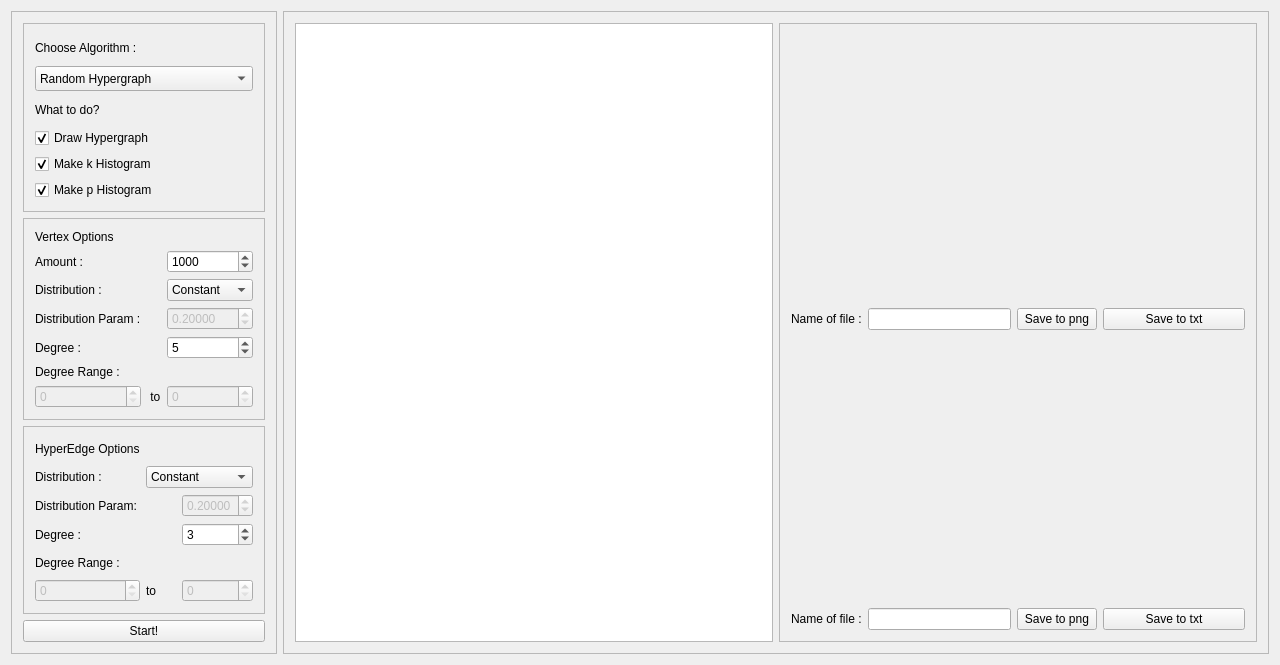
The window that mainwindow.ui (kwarkGorny/PracaInzynierska) describes before a commit, drawn with Qt 5.
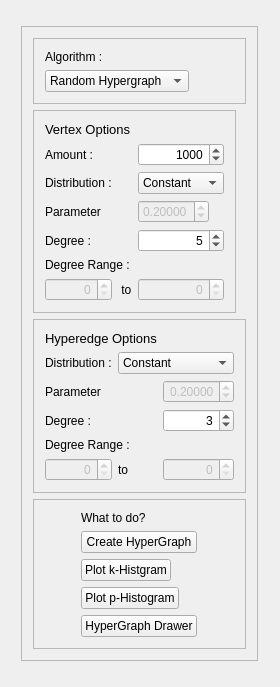
The same window after the commit. Custom widgets are drawn as their Qt base class.

The edit to the form file:
```diff
--- a/mainwindow.ui
+++ b/mainwindow.ui
@@ -6,8 +6,8 @@
    <rect>
     <x>0</x>
     <y>0</y>
-    <width>1280</width>
-    <height>665</height>
+    <width>280</width>
+    <height>687</height>
    </rect>
   </property>
   <property name="sizePolicy">
@@ -24,7 +24,7 @@
     <item row="0" column="0">
      <widget class="QFrame" name="ParametersFrame">
       <property name="sizePolicy">
-       <sizepolicy hsizetype="Fixed" vsizetype="Preferred">
+       <sizepolicy hsizetype="Fixed" vsizetype="Fixed">
         <horstretch>0</horstretch>
         <verstretch>0</verstretch>
        </sizepolicy>
@@ -36,302 +36,10 @@
        <enum>QFrame::Raised</enum>
       </property>
       <layout class="QGridLayout" name="gridLayout_4">
-       <item row="3" column="0">
-        <widget class="QFrame" name="HyperEdgeFrame">
-         <property name="sizePolicy">
-          <sizepolicy hsizetype="Preferred" vsizetype="Preferred">
-           <horstretch>0</horstretch>
-           <verstretch>0</verstretch>
-          </sizepolicy>
-         </property>
-         <property name="frameShape">
-          <enum>QFrame::StyledPanel</enum>
-         </property>
-         <property name="frameShadow">
-          <enum>QFrame::Raised</enum>
-         </property>
-         <layout class="QGridLayout" name="gridLayout_3">
-          <item row="7" column="0" colspan="2">
-           <widget class="QLabel" name="HDegreeRandgeL">
-            <property name="sizePolicy">
-             <sizepolicy hsizetype="Fixed" vsizetype="Preferred">
-              <horstretch>0</horstretch>
-              <verstretch>0</verstretch>
-             </sizepolicy>
-            </property>
-            <property name="text">
-             <string>Degree Range :</string>
-            </property>
-           </widget>
-          </item>
-          <item row="8" column="1">
-           <widget class="QLabel" name="HtoL">
-            <property name="text">
-             <string>to</string>
-            </property>
-           </widget>
-          </item>
-          <item row="8" column="0">
-           <widget class="QSpinBox" name="HMinDegreeS">
-            <property name="enabled">
-             <bool>false</bool>
-            </property>
-            <property name="sizePolicy">
-             <sizepolicy hsizetype="Preferred" vsizetype="Preferred">
-              <horstretch>0</horstretch>
-              <verstretch>0</verstretch>
-             </sizepolicy>
-            </property>
-            <property name="maximum">
-             <number>999999999</number>
-            </property>
-           </widget>
-          </item>
-          <item row="2" column="0">
-           <widget class="QLabel" name="HDistibutionL">
-            <property name="sizePolicy">
-             <sizepolicy hsizetype="Fixed" vsizetype="Preferred">
-              <horstretch>0</horstretch>
-              <verstretch>0</verstretch>
-             </sizepolicy>
-            </property>
-            <property name="text">
-             <string>Distribution :</string>
-            </property>
-           </widget>
-          </item>
-          <item row="2" column="1" colspan="2">
-           <widget class="QComboBox" name="HDistributionCB">
-            <property name="sizePolicy">
-             <sizepolicy hsizetype="Preferred" vsizetype="Preferred">
-              <horstretch>0</horstretch>
-              <verstretch>0</verstretch>
-             </sizepolicy>
-            </property>
-            <item>
-             <property name="text">
-              <string>Constant</string>
-             </property>
-            </item>
-            <item>
-             <property name="text">
-              <string>Uniform</string>
-             </property>
-            </item>
-            <item>
-             <property name="text">
-              <string>Poisson</string>
-             </property>
-            </item>
-            <item>
-             <property name="text">
-              <string>Binomial</string>
-             </property>
-            </item>
-            <item>
-             <property name="text">
-              <string>Geometric</string>
-             </property>
-            </item>
-           </widget>
-          </item>
-          <item row="6" column="0">
-           <widget class="QLabel" name="HAverageDegreeL">
-            <property name="sizePolicy">
-             <sizepolicy hsizetype="Fixed" vsizetype="Preferred">
-              <horstretch>0</horstretch>
-              <verstretch>0</verstretch>
-             </sizepolicy>
-            </property>
-            <property name="text">
-             <string>Degree :</string>
-            </property>
-           </widget>
-          </item>
-          <item row="8" column="2">
-           <widget class="QSpinBox" name="HMaxDegreeS">
-            <property name="enabled">
-             <bool>false</bool>
-            </property>
-            <property name="sizePolicy">
-             <sizepolicy hsizetype="Preferred" vsizetype="Preferred">
-              <horstretch>0</horstretch>
-              <verstretch>0</verstretch>
-             </sizepolicy>
-            </property>
-            <property name="maximum">
-             <number>999999999</number>
-            </property>
-           </widget>
-          </item>
-          <item row="1" column="0">
-           <widget class="QLabel" name="HyperEdgeL">
-            <property name="text">
-             <string>HyperEdge Options</string>
-            </property>
-           </widget>
-          </item>
-          <item row="6" column="2">
-           <widget class="QSpinBox" name="HAverageDegreeS">
-            <property name="sizePolicy">
-             <sizepolicy hsizetype="Preferred" vsizetype="Preferred">
-              <horstretch>0</horstretch>
-              <verstretch>0</verstretch>
-             </sizepolicy>
-            </property>
-            <property name="maximum">
-             <number>999999999</number>
-            </property>
-            <property name="value">
-             <number>3</number>
-            </property>
-           </widget>
-          </item>
-          <item row="3" column="0">
-           <widget class="QLabel" name="HDistributionParamL">
-            <property name="text">
-             <string>Distribution Param:</string>
-            </property>
-           </widget>
-          </item>
-          <item row="3" column="2">
-           <widget class="QDoubleSpinBox" name="HDistributionParamDSB">
-            <property name="enabled">
-             <bool>false</bool>
-            </property>
-            <property name="decimals">
-             <number>5</number>
-            </property>
-            <property name="maximum">
-             <double>1.000000000000000</double>
-            </property>
-            <property name="singleStep">
-             <double>0.001000000000000</double>
-            </property>
-            <property name="value">
-             <double>0.200000000000000</double>
-            </property>
-           </widget>
-          </item>
-         </layout>
-        </widget>
-       </item>
-       <item row="0" column="0">
-        <widget class="QFrame" name="ResultFrame">
-         <property name="frameShape">
-          <enum>QFrame::StyledPanel</enum>
-         </property>
-         <property name="frameShadow">
-          <enum>QFrame::Raised</enum>
-         </property>
-         <layout class="QGridLayout" name="gridLayout">
-          <item row="4" column="0">
-           <widget class="QCheckBox" name="DrawHypergraphChB">
-            <property name="sizePolicy">
-             <sizepolicy hsizetype="Preferred" vsizetype="Fixed">
-              <horstretch>0</horstretch>
-              <verstretch>0</verstretch>
-             </sizepolicy>
-            </property>
-            <property name="text">
-             <string>Draw Hypergraph</string>
-            </property>
-            <property name="checked">
-             <bool>true</bool>
-            </property>
-           </widget>
-          </item>
-          <item row="2" column="0">
-           <widget class="QComboBox" name="AlgorithmsCB">
-            <property name="sizePolicy">
-             <sizepolicy hsizetype="Preferred" vsizetype="Preferred">
-              <horstretch>0</horstretch>
-              <verstretch>0</verstretch>
-             </sizepolicy>
-            </property>
-            <item>
-             <property name="text">
-              <string>Random Hypergraph</string>
-             </property>
-            </item>
-            <item>
-             <property name="text">
-              <string>Full HyperGraph</string>
-             </property>
-            </item>
-            <item>
-             <property name="text">
-              <string>Test</string>
-             </property>
-            </item>
-           </widget>
-          </item>
-          <item row="6" column="0">
-           <widget class="QCheckBox" name="pHistogramChB">
-            <property name="sizePolicy">
-             <sizepolicy hsizetype="Preferred" vsizetype="Fixed">
-              <horstretch>0</horstretch>
-              <verstretch>0</verstretch>
-             </sizepolicy>
-            </property>
-            <property name="text">
-             <string>Make p Histogram </string>
-            </property>
-            <property name="checked">
-             <bool>true</bool>
-            </property>
-           </widget>
-          </item>
-          <item row="3" column="0">
-           <widget class="QLabel" name="WattodoL">
-            <property name="text">
-             <string>What to do?</string>
-            </property>
-           </widget>
-          </item>
-          <item row="5" column="0">
-           <widget class="QCheckBox" name="kHistogramChB">
-            <property name="sizePolicy">
-             <sizepolicy hsizetype="Preferred" vsizetype="Fixed">
-              <horstretch>0</horstretch>
-              <verstretch>0</verstretch>
-             </sizepolicy>
-            </property>
-            <property name="text">
-             <string>Make k Histogram</string>
-            </property>
-            <property name="checked">
-             <bool>true</bool>
-            </property>
-           </widget>
-          </item>
-          <item row="0" column="0">
-           <widget class="QLabel" name="AlgorithmL">
-            <property name="text">
-             <string>Choose Algorithm :</string>
-            </property>
-           </widget>
-          </item>
-         </layout>
-        </widget>
-       </item>
-       <item row="4" column="0">
-        <widget class="QPushButton" name="StartBtn">
-         <property name="sizePolicy">
-          <sizepolicy hsizetype="Preferred" vsizetype="Fixed">
-           <horstretch>0</horstretch>
-           <verstretch>0</verstretch>
-          </sizepolicy>
-         </property>
-         <property name="text">
-          <string>Start!</string>
-         </property>
-        </widget>
-       </item>
-       <item row="2" column="0">
+       <item row="1" column="0">
         <widget class="QFrame" name="VertexFrame">
          <property name="sizePolicy">
-          <sizepolicy hsizetype="Preferred" vsizetype="Preferred">
+          <sizepolicy hsizetype="Fixed" vsizetype="Fixed">
            <horstretch>0</horstretch>
            <verstretch>0</verstretch>
           </sizepolicy>
@@ -343,6 +51,13 @@
           <enum>QFrame::Raised</enum>
          </property>
          <layout class="QGridLayout" name="gridLayout_2">
+          <item row="1" column="0">
+           <widget class="QLabel" name="AmountL">
+            <property name="text">
+             <string>Amount :</string>
+            </property>
+           </widget>
+          </item>
           <item row="10" column="1">
            <widget class="QLabel" name="VtoL">
             <property name="text">
@@ -350,40 +65,16 @@
             </property>
            </widget>
           </item>
-          <item row="1" column="0">
-           <widget class="QLabel" name="AmountL">
-            <property name="text">
-             <string>Amount :</string>
-            </property>
-           </widget>
-          </item>
-          <item row="10" column="0">
-           <widget class="QSpinBox" name="VMinDegreeS">
-            <property name="enabled">
-             <bool>false</bool>
-            </property>
+          <item row="6" column="0">
+           <widget class="QLabel" name="VDistributionParamL">
             <property name="sizePolicy">
-             <sizepolicy hsizetype="Preferred" vsizetype="Preferred">
+             <sizepolicy hsizetype="Fixed" vsizetype="Preferred">
               <horstretch>0</horstretch>
               <verstretch>0</verstretch>
              </sizepolicy>
             </property>
-            <property name="maximum">
-             <number>999999999</number>
-            </property>
-           </widget>
-          </item>
-          <item row="3" column="0">
-           <widget class="QLabel" name="VDistributionL">
             <property name="text">
-             <string>Distribution :</string>
-            </property>
-           </widget>
-          </item>
-          <item row="0" column="0" colspan="2">
-           <widget class="QLabel" name="VerticiesL">
-            <property name="text">
-             <string>Vertex Options</string>
+             <string>Parameter</string>
             </property>
            </widget>
           </item>
@@ -398,14 +89,68 @@
               <verstretch>0</verstretch>
              </sizepolicy>
             </property>
+            <property name="alignment">
+             <set>Qt::AlignRight|Qt::AlignTrailing|Qt::AlignVCenter</set>
+            </property>
             <property name="maximum">
-             <number>999999999</number>
+             <number>999999</number>
             </property>
             <property name="value">
              <number>5</number>
             </property>
            </widget>
           </item>
+          <item row="6" column="2">
+           <widget class="QDoubleSpinBox" name="VDistributionParamDSP">
+            <property name="enabled">
+             <bool>false</bool>
+            </property>
+            <property name="sizePolicy">
+             <sizepolicy hsizetype="Fixed" vsizetype="Fixed">
+              <horstretch>0</horstretch>
+              <verstretch>0</verstretch>
+             </sizepolicy>
+            </property>
+            <property name="decimals">
+             <number>5</number>
+            </property>
+            <property name="maximum">
+             <double>1.000000000000000</double>
+            </property>
+            <property name="singleStep">
+             <double>0.001000000000000</double>
+            </property>
+            <property name="value">
+             <double>0.200000000000000</double>
+            </property>
+           </widget>
+          </item>
+          <item row="10" column="0">
+           <widget class="QSpinBox" name="VMinDegreeS">
+            <property name="enabled">
+             <bool>false</bool>
+            </property>
+            <property name="sizePolicy">
+             <sizepolicy hsizetype="Preferred" vsizetype="Preferred">
+              <horstretch>0</horstretch>
+              <verstretch>0</verstretch>
+             </sizepolicy>
+            </property>
+            <property name="alignment">
+             <set>Qt::AlignRight|Qt::AlignTrailing|Qt::AlignVCenter</set>
+            </property>
+            <property name="maximum">
+             <number>999999</number>
+            </property>
+           </widget>
+          </item>
+          <item row="7" column="0">
+           <widget class="QLabel" name="VAvarageDegreeL">
+            <property name="text">
+             <string>Degree :</string>
+            </property>
+           </widget>
+          </item>
           <item row="1" column="2">
            <widget class="QSpinBox" name="VAmountS">
             <property name="sizePolicy">
@@ -414,14 +159,52 @@
               <verstretch>0</verstretch>
              </sizepolicy>
             </property>
+            <property name="alignment">
+             <set>Qt::AlignRight|Qt::AlignTrailing|Qt::AlignVCenter</set>
+            </property>
             <property name="maximum">
-             <number>999999999</number>
+             <number>99999999</number>
             </property>
             <property name="value">
              <number>1000</number>
             </property>
            </widget>
           </item>
+          <item row="3" column="2">
+           <widget class="QComboBox" name="VDistributionCB">
+            <property name="sizePolicy">
+             <sizepolicy hsizetype="Fixed" vsizetype="Preferred">
+              <horstretch>0</horstretch>
+              <verstretch>0</verstretch>
+             </sizepolicy>
+            </property>
+            <item>
+             <property name="text">
+              <string>Constant</string>
+             </property>
+            </item>
+            <item>
+             <property name="text">
+              <string>Uniform</string>
+             </property>
+            </item>
+            <item>
+             <property name="text">
+              <string>Poisson</string>
+             </property>
+            </item>
+            <item>
+             <property name="text">
+              <string>Binomial</string>
+             </property>
+            </item>
+            <item>
+             <property name="text">
+              <string>Geometric</string>
+             </property>
+            </item>
+           </widget>
+          </item>
           <item row="10" column="2">
            <widget class="QSpinBox" name="VMaxDegreeS">
             <property name="enabled">
@@ -433,54 +216,35 @@
               <verstretch>0</verstretch>
              </sizepolicy>
             </property>
+            <property name="alignment">
+             <set>Qt::AlignRight|Qt::AlignTrailing|Qt::AlignVCenter</set>
+            </property>
             <property name="maximum">
-             <number>999999999</number>
+             <number>999999</number>
             </property>
            </widget>
           </item>
-          <item row="7" column="0">
-           <widget class="QLabel" name="VAvarageDegreeL">
+          <item row="3" column="0">
+           <widget class="QLabel" name="VDistributionL">
             <property name="text">
-             <string>Degree :</string>
+             <string>Distribution :</string>
             </property>
            </widget>
           </item>
-          <item row="3" column="2">
-           <widget class="QComboBox" name="VDistributionCB">
+          <item row="0" column="0" colspan="2">
+           <widget class="QLabel" name="VerticiesL">
             <property name="sizePolicy">
-             <sizepolicy hsizetype="Preferred" vsizetype="Preferred">
+             <sizepolicy hsizetype="Fixed" vsizetype="Preferred">
               <horstretch>0</horstretch>
               <verstretch>0</verstretch>
              </sizepolicy>
             </property>
-            <item>
-             <property name="text">
-              <string>Constant</string>
-             </property>
-            </item>
-            <item>
-             <property name="text">
-              <string>Uniform</string>
-             </property>
-            </item>
-            <item>
-             <property name="text">
-              <string>Poisson</string>
-             </property>
-            </item>
-            <item>
-             <property name="text">
-              <string>Binomial</string>
-             </property>
-            </item>
-            <item>
-             <property name="text">
-              <string>Geometric</string>
-             </property>
-            </item>
+            <property name="text">
+             <string>&lt;html&gt;&lt;head/&gt;&lt;body&gt;&lt;p&gt;&lt;span style=&quot; font-size:10pt;&quot;&gt;Vertex Options&lt;/span&gt;&lt;/p&gt;&lt;/body&gt;&lt;/html&gt;</string>
+            </property>
            </widget>
           </item>
-          <item row="9" column="0">
+          <item row="9" column="0" colspan="2">
            <widget class="QLabel" name="VDegreeRangeL">
             <property name="sizePolicy">
              <sizepolicy hsizetype="Fixed" vsizetype="Preferred">
@@ -493,18 +257,103 @@
             </property>
            </widget>
           </item>
-          <item row="6" column="0">
-           <widget class="QLabel" name="VDistributionParamL">
+         </layout>
+        </widget>
+       </item>
+       <item row="0" column="0">
+        <widget class="QFrame" name="ResultFrame">
+         <property name="sizePolicy">
+          <sizepolicy hsizetype="Preferred" vsizetype="Preferred">
+           <horstretch>0</horstretch>
+           <verstretch>0</verstretch>
+          </sizepolicy>
+         </property>
+         <property name="frameShape">
+          <enum>QFrame::StyledPanel</enum>
+         </property>
+         <property name="frameShadow">
+          <enum>QFrame::Raised</enum>
+         </property>
+         <layout class="QGridLayout" name="gridLayout">
+          <property name="rightMargin">
+           <number>9</number>
+          </property>
+          <property name="horizontalSpacing">
+           <number>1</number>
+          </property>
+          <property name="verticalSpacing">
+           <number>6</number>
+          </property>
+          <item row="0" column="0">
+           <widget class="QLabel" name="AlgorithmL">
+            <property name="sizePolicy">
+             <sizepolicy hsizetype="Fixed" vsizetype="Fixed">
+              <horstretch>0</horstretch>
+              <verstretch>0</verstretch>
+             </sizepolicy>
+            </property>
             <property name="text">
-             <string>Distribution Param :</string>
+             <string>Algorithm :</string>
             </property>
            </widget>
           </item>
-          <item row="6" column="2">
-           <widget class="QDoubleSpinBox" name="VDistributionParamDSP">
+          <item row="2" column="0" colspan="2">
+           <widget class="QComboBox" name="AlgorithmsCB">
+            <property name="sizePolicy">
+             <sizepolicy hsizetype="Fixed" vsizetype="Fixed">
+              <horstretch>0</horstretch>
+              <verstretch>0</verstretch>
+             </sizepolicy>
+            </property>
+            <item>
+             <property name="text">
+              <string>Random Hypergraph</string>
+             </property>
+            </item>
+            <item>
+             <property name="text">
+              <string>Full HyperGraph</string>
+             </property>
+            </item>
+            <item>
+             <property name="text">
+              <string>Test</string>
+             </property>
+            </item>
+           </widget>
+          </item>
+         </layout>
+        </widget>
+       </item>
+       <item row="2" column="0">
+        <widget class="QFrame" name="HyperEdgeFrame">
+         <property name="sizePolicy">
+          <sizepolicy hsizetype="Preferred" vsizetype="Preferred">
+           <horstretch>0</horstretch>
+           <verstretch>0</verstretch>
+          </sizepolicy>
+         </property>
+         <property name="frameShape">
+          <enum>QFrame::StyledPanel</enum>
+         </property>
+         <property name="frameShadow">
+          <enum>QFrame::Raised</enum>
+         </property>
+         <layout class="QGridLayout" name="gridLayout_3">
+          <item row="3" column="2">
+           <widget class="QDoubleSpinBox" name="HDistributionParamDSB">
             <property name="enabled">
              <bool>false</bool>
             </property>
+            <property name="sizePolicy">
+             <sizepolicy hsizetype="Preferred" vsizetype="Fixed">
+              <horstretch>0</horstretch>
+              <verstretch>0</verstretch>
+             </sizepolicy>
+            </property>
+            <property name="alignment">
+             <set>Qt::AlignRight|Qt::AlignTrailing|Qt::AlignVCenter</set>
+            </property>
             <property name="decimals">
              <number>5</number>
             </property>
@@ -519,39 +368,178 @@
             </property>
            </widget>
           </item>
+          <item row="8" column="2">
+           <widget class="QSpinBox" name="HMaxDegreeS">
+            <property name="enabled">
+             <bool>false</bool>
+            </property>
+            <property name="sizePolicy">
+             <sizepolicy hsizetype="Preferred" vsizetype="Preferred">
+              <horstretch>0</horstretch>
+              <verstretch>0</verstretch>
+             </sizepolicy>
+            </property>
+            <property name="alignment">
+             <set>Qt::AlignRight|Qt::AlignTrailing|Qt::AlignVCenter</set>
+            </property>
+            <property name="maximum">
+             <number>999999</number>
+            </property>
+           </widget>
+          </item>
+          <item row="6" column="0">
+           <widget class="QLabel" name="HAverageDegreeL">
+            <property name="sizePolicy">
+             <sizepolicy hsizetype="Fixed" vsizetype="Preferred">
+              <horstretch>0</horstretch>
+              <verstretch>0</verstretch>
+             </sizepolicy>
+            </property>
+            <property name="text">
+             <string>Degree :</string>
+            </property>
+           </widget>
+          </item>
+          <item row="2" column="0">
+           <widget class="QLabel" name="HDistibutionL">
+            <property name="sizePolicy">
+             <sizepolicy hsizetype="Fixed" vsizetype="Preferred">
+              <horstretch>0</horstretch>
+              <verstretch>0</verstretch>
+             </sizepolicy>
+            </property>
+            <property name="text">
+             <string>Distribution :</string>
+            </property>
+           </widget>
+          </item>
+          <item row="8" column="0">
+           <widget class="QSpinBox" name="HMinDegreeS">
+            <property name="enabled">
+             <bool>false</bool>
+            </property>
+            <property name="sizePolicy">
+             <sizepolicy hsizetype="Fixed" vsizetype="Preferred">
+              <horstretch>0</horstretch>
+              <verstretch>0</verstretch>
+             </sizepolicy>
+            </property>
+            <property name="alignment">
+             <set>Qt::AlignRight|Qt::AlignTrailing|Qt::AlignVCenter</set>
+            </property>
+            <property name="maximum">
+             <number>99999999</number>
+            </property>
+           </widget>
+          </item>
+          <item row="8" column="1">
+           <widget class="QLabel" name="HtoL">
+            <property name="text">
+             <string>to</string>
+            </property>
+           </widget>
+          </item>
+          <item row="1" column="0" colspan="2">
+           <widget class="QLabel" name="HyperEdgeL">
+            <property name="sizePolicy">
+             <sizepolicy hsizetype="Fixed" vsizetype="Preferred">
+              <horstretch>0</horstretch>
+              <verstretch>0</verstretch>
+             </sizepolicy>
+            </property>
+            <property name="text">
+             <string>&lt;html&gt;&lt;head/&gt;&lt;body&gt;&lt;p&gt;&lt;span style=&quot; font-size:10pt;&quot;&gt;Hyperedge Options&lt;/span&gt;&lt;/p&gt;&lt;/body&gt;&lt;/html&gt;</string>
+            </property>
+           </widget>
+          </item>
+          <item row="6" column="2">
+           <widget class="QSpinBox" name="HAverageDegreeS">
+            <property name="sizePolicy">
+             <sizepolicy hsizetype="Preferred" vsizetype="Preferred">
+              <horstretch>0</horstretch>
+              <verstretch>0</verstretch>
+             </sizepolicy>
+            </property>
+            <property name="alignment">
+             <set>Qt::AlignRight|Qt::AlignTrailing|Qt::AlignVCenter</set>
+            </property>
+            <property name="maximum">
+             <number>99999</number>
+            </property>
+            <property name="value">
+             <number>3</number>
+            </property>
+           </widget>
+          </item>
+          <item row="2" column="1" colspan="2">
+           <widget class="QComboBox" name="HDistributionCB">
+            <property name="sizePolicy">
+             <sizepolicy hsizetype="Preferred" vsizetype="Preferred">
+              <horstretch>0</horstretch>
+              <verstretch>0</verstretch>
+             </sizepolicy>
+            </property>
+            <item>
+             <property name="text">
+              <string>Constant</string>
+             </property>
+            </item>
+            <item>
+             <property name="text">
+              <string>Uniform</string>
+             </property>
+            </item>
+            <item>
+             <property name="text">
+              <string>Poisson</string>
+             </property>
+            </item>
+            <item>
+             <property name="text">
+              <string>Binomial</string>
+             </property>
+            </item>
+            <item>
+             <property name="text">
+              <string>Geometric</string>
+             </property>
+            </item>
+           </widget>
+          </item>
+          <item row="7" column="0" colspan="3">
+           <widget class="QLabel" name="HDegreeRandgeL">
+            <property name="sizePolicy">
+             <sizepolicy hsizetype="Fixed" vsizetype="Preferred">
+              <horstretch>0</horstretch>
+              <verstretch>0</verstretch>
+             </sizepolicy>
+            </property>
+            <property name="text">
+             <string>Degree Range :</string>
+            </property>
+           </widget>
+          </item>
+          <item row="3" column="0" colspan="2">
+           <widget class="QLabel" name="HDistributionParamL">
+            <property name="sizePolicy">
+             <sizepolicy hsizetype="Fixed" vsizetype="Preferred">
+              <horstretch>0</horstretch>
+              <verstretch>0</verstretch>
+             </sizepolicy>
+            </property>
+            <property name="text">
+             <string>Parameter</string>
+            </property>
+           </widget>
+          </item>
          </layout>
         </widget>
        </item>
-      </layout>
-     </widget>
-    </item>
-    <item row="0" column="1">
-     <widget class="QFrame" name="DrawFrame">
-      <property name="sizePolicy">
-       <sizepolicy hsizetype="Preferred" vsizetype="Preferred">
-        <horstretch>0</horstretch>
-        <verstretch>0</verstretch>
-       </sizepolicy>
-      </property>
-      <property name="frameShape">
-       <enum>QFrame::StyledPanel</enum>
-      </property>
-      <property name="frameShadow">
-       <enum>QFrame::Raised</enum>
-      </property>
-      <layout class="QGridLayout" name="gridLayout_5">
-       <item row="0" column="0">
-        <widget class="QGraphicsView" name="HypergraphDrawView">
-         <property name="sizePolicy">
-          <sizepolicy hsizetype="Minimum" vsizetype="Expanding">
-           <horstretch>0</horstretch>
-           <verstretch>0</verstretch>
-          </sizepolicy>
+       <item row="3" column="0">
+        <widget class="QFrame" name="frame">
+         <property name="enabled">
+          <bool>true</bool>
          </property>
-        </widget>
-       </item>
-       <item row="0" column="1">
-        <widget class="QFrame" name="HistogramsFrame">
          <property name="sizePolicy">
           <sizepolicy hsizetype="Preferred" vsizetype="Preferred">
            <horstretch>0</horstretch>
@@ -564,9 +552,9 @@
          <property name="frameShadow">
           <enum>QFrame::Raised</enum>
          </property>
-         <layout class="QGridLayout" name="gridLayout_9">
+         <layout class="QGridLayout" name="gridLayout_8">
           <item row="4" column="0">
-           <widget class="QLabel" name="label_2">
+           <widget class="QPushButton" name="PlotKHistogramBtn">
             <property name="sizePolicy">
              <sizepolicy hsizetype="Fixed" vsizetype="Fixed">
               <horstretch>0</horstretch>
@@ -574,87 +562,53 @@
              </sizepolicy>
             </property>
             <property name="text">
-             <string>Name of file :</string>
+             <string>Plot k-Histgram</string>
             </property>
            </widget>
           </item>
-          <item row="1" column="1">
-           <widget class="QLineEdit" name="lineEdit">
+          <item row="5" column="0">
+           <widget class="QPushButton" name="PlotPHistogramBtn">
+            <property name="sizePolicy">
+             <sizepolicy hsizetype="Fixed" vsizetype="Fixed">
+              <horstretch>0</horstretch>
+              <verstretch>0</verstretch>
+             </sizepolicy>
+            </property>
+            <property name="text">
+             <string>Plot p-Histogram</string>
+            </property>
+           </widget>
+          </item>
+          <item row="6" column="0">
+           <widget class="QPushButton" name="pushButton_5">
             <property name="sizePolicy">
              <sizepolicy hsizetype="Preferred" vsizetype="Fixed">
               <horstretch>0</horstretch>
               <verstretch>0</verstretch>
              </sizepolicy>
             </property>
+            <property name="text">
+             <string>HyperGraph Drawer</string>
+            </property>
            </widget>
           </item>
           <item row="1" column="0">
-           <widget class="QLabel" name="label">
-            <property name="sizePolicy">
-             <sizepolicy hsizetype="Fixed" vsizetype="Fixed">
-              <horstretch>0</horstretch>
-              <verstretch>0</verstretch>
-             </sizepolicy>
-            </property>
+           <widget class="QLabel" name="WattodoL">
             <property name="text">
-             <string>Name of file :</string>
+             <string>What to do?</string>
             </property>
            </widget>
           </item>
-          <item row="4" column="1">
-           <widget class="QLineEdit" name="lineEdit_2">
+          <item row="2" column="0">
+           <widget class="QPushButton" name="StartBtn">
             <property name="sizePolicy">
              <sizepolicy hsizetype="Preferred" vsizetype="Fixed">
               <horstretch>0</horstretch>
               <verstretch>0</verstretch>
              </sizepolicy>
             </property>
-           </widget>
-          </item>
-          <item row="4" column="2">
-           <widget class="QPushButton" name="pushButton_2">
             <property name="text">
-             <string>Save to png</string>
-            </property>
-           </widget>
-          </item>
-          <item row="1" column="2">
-           <widget class="QPushButton" name="pushButton">
-            <property name="sizePolicy">
-             <sizepolicy hsizetype="Fixed" vsizetype="Fixed">
-              <horstretch>0</horstretch>
-              <verstretch>0</verstretch>
-             </sizepolicy>
-            </property>
-            <property name="text">
-             <string>Save to png</string>
-            </property>
-           </widget>
-          </item>
-          <item row="4" column="3">
-           <widget class="QPushButton" name="pushButton_3">
-            <property name="text">
-             <string>Save to txt</string>
-            </property>
-           </widget>
-          </item>
-          <item row="1" column="3">
-           <widget class="QPushButton" name="pushButton_4">
-            <property name="text">
-             <string>Save to txt</string>
-            </property>
-           </widget>
-          </item>
-          <item row="0" column="0" colspan="4">
-           <widget class="QCustomPlot" name="kPlotWidget" native="true"/>
-          </item>
-          <item row="3" column="0" colspan="4">
-           <widget class="QCustomPlot" name="pPlotWidget" native="true">
-            <property name="sizePolicy">
-             <sizepolicy hsizetype="Preferred" vsizetype="Preferred">
-              <horstretch>0</horstretch>
-              <verstretch>0</verstretch>
-             </sizepolicy>
+             <string>Create HyperGraph</string>
             </property>
            </widget>
           </item>
@@ -668,14 +622,6 @@
   </widget>
  </widget>
  <layoutdefault spacing="6" margin="11"/>
- <customwidgets>
-  <customwidget>
-   <class>QCustomPlot</class>
-   <extends>QWidget</extends>
-   <header location="global">QCustomPlot/qcustomplot.h</header>
-   <container>1</container>
-  </customwidget>
- </customwidgets>
  <resources/>
  <connections/>
 </ui>
```
